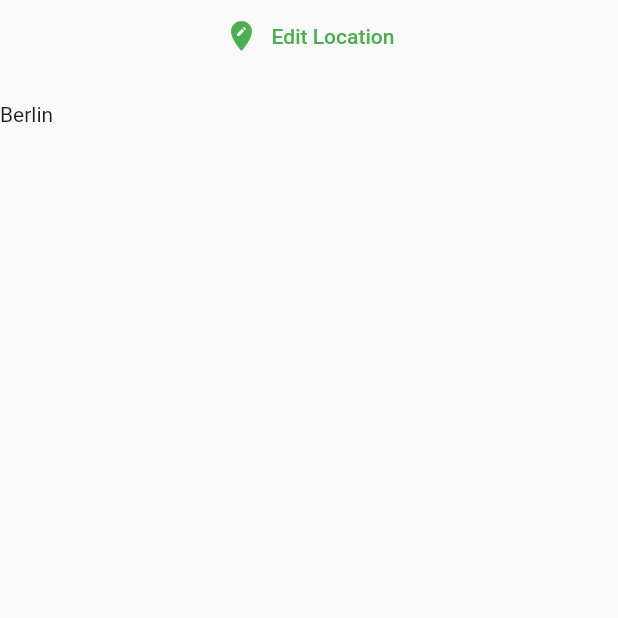
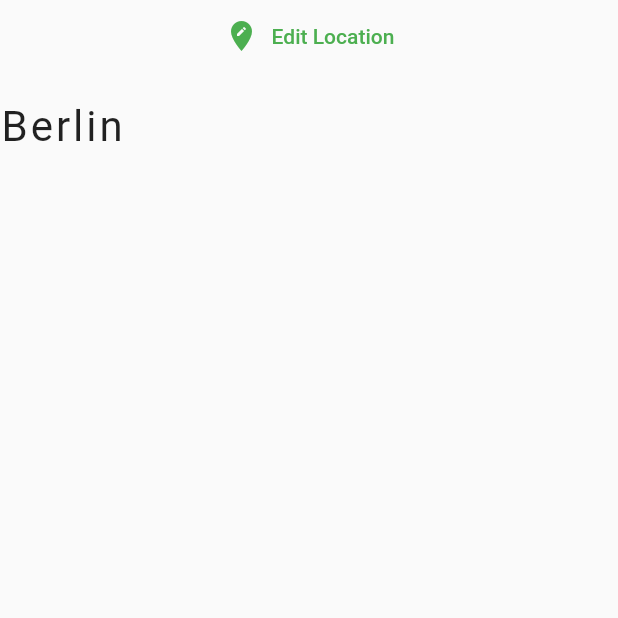
Before and after one commit to kwakyebrilliant/world_timer, a Flutter app: the screen it shows after launch, on a phone screen of 412 x 824 dp, the top half of it. Run offline on Flutter 3.47's test engine with Material 2 defaults, Android fonts, the phone set to English and light mode, and no system bars; network calls fail.

Commit message:
home updates

```diff
--- a/lib/pages/home.dart
+++ b/lib/pages/home.dart
@@ -39,7 +39,13 @@ class _HomeState extends State<Home> {
               ),
               Row(
                 children: <Widget>[
-                  Text(data['location']),
+                  Text(
+                    data['location'],
+                    style: const TextStyle(
+                      fontSize: 28.0,
+                      letterSpacing: 2.0,
+                    ),
+                  ),
                 ],
               ),
             ],
```
